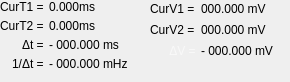
Qt form ui/cursor_readouts.ui (analogdevicesinc/scopy) before a commit.
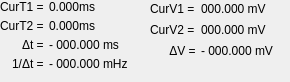
The same form after that commit.

What changed in the file:
```diff
--- a/ui/cursor_readouts.ui
+++ b/ui/cursor_readouts.ui
@@ -419,9 +419,6 @@
           <verstretch>0</verstretch>
          </sizepolicy>
         </property>
-        <property name="styleSheet">
-         <string notr="true">color: rgba(255, 255, 255, 153);</string>
-        </property>
         <property name="text">
          <string>      ΔV =</string>
         </property>
```
